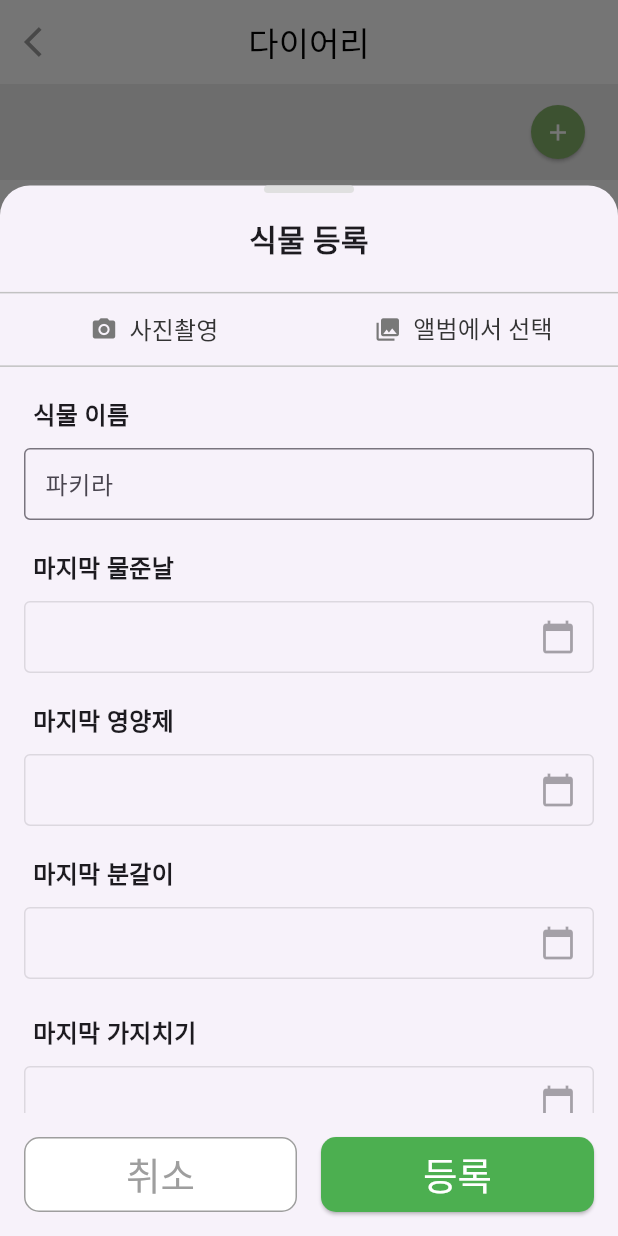
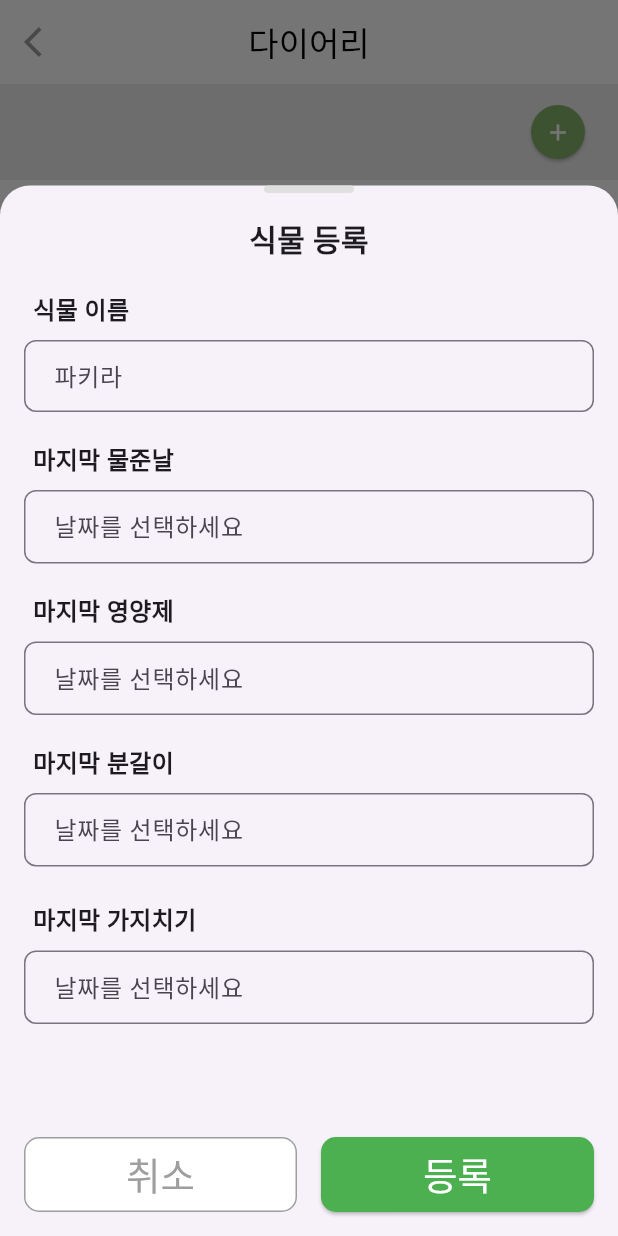
Before and after one commit to kimjaehui02/WonRoom, a Flutter app: the MyplantNull screen opened directly, after a tap on the "add" icon, on a phone screen of 412 x 824 dp. Run offline on Flutter 3.47's test engine with Material 3 defaults, Android fonts, the phone set to English and light mode, and no system bars; our stand-ins replace csv, dio, dropdown_button2, flutter_image_compress, flutter_local_notifications, flutter_secure_storage and 3 more; accounts and stored records are empty; network calls fail; Roboto replaces fonts that are missing (Pretendard); project files that could hold a hidden picture were left out.

Commit message:
오류수정

```diff
--- a/wonroom/lib/intro.dart
+++ b/wonroom/lib/intro.dart
@@ -2,6 +2,8 @@ import 'package:flutter/material.dart';
 import 'package:wonroom/index.dart';
 import 'package:wonroom/join.dart';
 import 'package:wonroom/login.dart';
+import 'package:wonroom/main.dart';
+import 'package:wonroom/splash.dart';
 
 class Intro extends StatelessWidget {
   const Intro({super.key});
@@ -67,6 +69,7 @@ class Intro extends StatelessWidget {
                   width: MediaQuery.of(context).size.width,
                   child: ElevatedButton(
                     onPressed: () {
+                      // showNotification();
                       // 로그인 버튼 클릭 시 동작
                       Navigator.push(
                         context,
--- a/wonroom/lib/myPlant.dart
+++ b/wonroom/lib/myPlant.dart
@@ -177,7 +177,7 @@ class _MyplantState extends State<Myplant> {
                   onTap: () {
                     // 수정하기 기능 추가
                     Navigator.pop(context);
-                    showPlantRegistrationModal(context);
+                    showPlantRegistrationModal(context, null);
                   },
                 ),
                 ListTile(
--- a/wonroom/lib/myPlantRegistration.dart
+++ b/wonroom/lib/myPlantRegistration.dart
@@ -1,89 +1,132 @@
 import 'package:flutter/material.dart';
-import 'package:image_picker/image_picker.dart';
-import 'package:http/http.dart' as http;
-import 'dart:convert';
-import 'dart:io';
+import 'package:intl/intl.dart';
+import 'package:wonroom/DB/plant_management_records/plant_management_records_service.dart';
+import 'package:wonroom/DB/user_plants/user_plants_model.dart';
+import 'package:wonroom/DB/user_plants/user_plants_service.dart';
+import 'package:wonroom/DB/plant_management_records/plant_management_model.dart';
+import 'package:wonroom/Flask/storage_manager.dart';
 
-import 'package:wonroom/DB/user_plants/user_plants_service.dart';
+// 관리 유형 Enum 정의
+// enum ManagementType { Watering, Pruning, Repotting, Fertilizing, Diagnosis }
 
-void showPlantRegistrationModal(BuildContext context) {
-  final UserPlantService _ups = new UserPlantService();
 
-  final picker = ImagePicker();
+void showPlantRegistrationModal(BuildContext context, Function? onRefresh) async {
+  final userPlantService = UserPlantService(); // UserPlantService 인스턴스 생성
+  final plantManagementService = PlantManagementService(); // PlantManagementService 인스턴스 생성
+  final StorageManager _sm = StorageManager();
+  final TextEditingController _plantNameController = TextEditingController(); // 식물 이름 입력 컨트롤러
 
+  final TextEditingController _lastWateredController = TextEditingController(); // 각 날짜별 컨트롤러
+  final TextEditingController _lastFertilizedController = TextEditingController();
+  final TextEditingController _lastRepottedController = TextEditingController();
+  final TextEditingController _lastPrunedController = TextEditingController();
+
+  DateTime? _lastWateredDate; // 마지막 물 준 날짜
+  DateTime? _lastFertilizedDate; // 마지막 영양제 준 날짜
+  DateTime? _lastRepottedDate; // 마지막 분갈이 날짜
+  DateTime? _lastPrunedDate; // 마지막 가지치기 날짜
+
+
+  void _registerPlant() async {
+    if (_plantNameController.text.isEmpty) {
+      print('식물 이름을 입력해주세요');
+      return;
+    }
+
+    String inputId = await _sm.getUserId() ?? "";
+
+    final userPlant = UserPlant(
+      userId: inputId.isNotEmpty ? inputId : 'defaultUserId',
+      catalogNumber: 0,
+      diaryTitle: _plantNameController.text,
+      nextWateringDate: _lastWateredDate ?? DateTime.now(),
+      createdAt: DateTime.now(),
+    );
+
+    try {
+      final int? plantId = await userPlantService.addPlantAndGetId(userPlant);
+
+      if (plantId == null) {
+        print('식물 등록 실패: ID를 얻지 못했습니다.');
+        return;
+      }
+
+      int newinput = plantId;
+
+      if (_lastWateredDate != null) {
+        await plantManagementService.addRecord(PlantManagementRecord(
+          catalogNumber: newinput, // catalogNumber 대신 newinput 사용
+          managementDate: _lastWateredDate!,
+          managementType: ManagementType.Watering,
+          details: 'Watering details',
+          plantId: newinput,
+        ));
+      }
+
+      if (_lastFertilizedDate != null) {
+        await plantManagementService.addRecord(PlantManagementRecord(
+          catalogNumber: newinput, // catalogNumber 대신 newinput 사용
+          managementDate: _lastFertilizedDate!,
+          managementType: ManagementType.Fertilizing,
+          details: 'Fertilizing details',
+          plantId: newinput,
+        ));
+      }
+
+      if (_lastRepottedDate != null) {
+        await plantManagementService.addRecord(PlantManagementRecord(
+          catalogNumber: newinput, // catalogNumber 대신 newinput 사용
+          managementDate: _lastRepottedDate!,
+          managementType: ManagementType.Repotting,
+          details: 'Repotting details',
+          plantId: newinput,
+        ));
+      }
+
+      if (_lastPrunedDate != null) {
+        await plantManagementService.addRecord(PlantManagementRecord(
+          catalogNumber: newinput, // catalogNumber 대신 newinput 사용
+          managementDate: _lastPrunedDate!,
+          managementType: ManagementType.Pruning,
+          details: 'Pruning details',
+          plantId: newinput,
+        ));
+      }
+
+      Navigator.pop(context);
+      if (onRefresh != null) {
+        onRefresh();
+      }
+      print('식물 등록 완료');
+    } catch (e) {
+      print('식물 등록 실패: $e');
+    }
+  }
+
+
+  // 모달을 화면에 표시
   showModalBottomSheet(
     context: context,
     isScrollControlled: true,
     shape: RoundedRectangleBorder(
-      borderRadius: BorderRadius.vertical(top: Radius.circular(20)),
+      borderRadius: BorderRadius.vertical(top: Radius.circular(20)), // 모달 상단 둥글게
     ),
     builder: (BuildContext context) {
       return Padding(
         padding: EdgeInsets.only(
-          bottom: MediaQuery.of(context).viewInsets.bottom,
+          bottom: MediaQuery.of(context).viewInsets.bottom, // 키보드가 있을 때 모달 위치 조정
         ),
         child: DraggableScrollableSheet(
           expand: false,
-          initialChildSize: 0.85,
-          maxChildSize: 0.9,
-          minChildSize: 0.5,
+          initialChildSize: 0.85, // 모달 초기 높이 비율
+          maxChildSize: 0.9, // 모달 최대 높이 비율
+          minChildSize: 0.5, // 모달 최소 높이 비율
           builder: (BuildContext context, ScrollController scrollController) {
-            return StatefulBuilder(
-              builder: (BuildContext context, StateSetter setState) {
-                File? _image;
-                String _plantName = '';
-                bool _isUploading = false;
-                TextEditingController _plantNameController = TextEditingController();
-
-                Future<void> _uploadImage(File image) async {
-                  setState(() {
-                    _isUploading = true;
-                  });
-
-                  try {
-                    final imageBytes = await image.readAsBytes();
-                    final base64Image = base64Encode(imageBytes);
-
-                    final response = await http.post(
-                      Uri.parse('https://2470-34-125-171-238.ngrok-free.app/plant_register'),
-                      headers: {'Content-Type': 'application/json'},
-                      body: json.encode({'image': base64Image}),
-                    );
-
-                    if (response.statusCode == 200) {
-                      final data = json.decode(response.body);
-                      setState(() {
-                        _plantName = data['plant_name'] ?? '알 수 없음';
-                        _plantNameController.text = _plantName; // Update text field
-                      });
-                    } else {
-                      print('API 호출 오류: ${response.statusCode}');
-                    }
-                  } catch (e) {
-                    print('API 호출 중 오류 발생: $e');
-                  } finally {
-                    setState(() {
-                      _isUploading = false;
-                    });
-                  }
-                }
-
-                Future<void> _pickImage(ImageSource source) async {
-                  final pickedFile = await picker.pickImage(source: source);
-                  if (pickedFile != null) {
-                    final selectedImage = File(pickedFile.path);
-                    setState(() {
-                      _image = selectedImage;
-                    });
-                    await _uploadImage(selectedImage);
-                  }
-                }
-
             return Column(
               children: [
                 Expanded(
                   child: SingleChildScrollView(
-                        controller: scrollController,
+                    controller: scrollController, // 스크롤 컨트롤러 연결
                     child: Column(
                       crossAxisAlignment: CrossAxisAlignment.start,
                       children: [
@@ -92,15 +135,15 @@ void showPlantRegistrationModal(BuildContext context) {
                             width: 60,
                             height: 5,
                             decoration: BoxDecoration(
-                                  color: Colors.grey[300],
-                                  borderRadius: BorderRadius.circular(10),
+                              color: Colors.grey[300], // 드래그 핸들 색상
+                              borderRadius: BorderRadius.circular(10), // 핸들 둥글게
                             ),
                           ),
                         ),
                         SizedBox(height: 16),
                         Center(
                           child: Text(
-                                '식물 등록',
+                            '식물 등록', // 제목
                             style: TextStyle(
                               fontSize: 20,
                               fontWeight: FontWeight.bold,
@@ -108,86 +151,53 @@ void showPlantRegistrationModal(BuildContext context) {
                           ),
                         ),
                         SizedBox(height: 20),
-                            Row(
-                              mainAxisAlignment: MainAxisAlignment.spaceEvenly,
-                              children: [
-                                _buildImageButton(
-                                  icon: Icons.camera_alt,
-                                  label: '사진촬영',
-                                  onPressed: _isUploading ? null : () => _pickImage(ImageSource.camera),
-                                ),
-                                _buildImageButton(
-                                  icon: Icons.photo_library,
-                                  label: '앨범에서 선택',
-                                  onPressed: _isUploading ? null : () => _pickImage(ImageSource.gallery),
-                                ),
-                              ],
-                            ),
-                            SizedBox(height: 20),
-                            if (_isUploading)
-                              Center(child: CircularProgressIndicator()),
-                            if (_image != null && !_isUploading) ...[
-                              Center(
-                                child: Stack(
-                                  children: [
-                                    Container(
-                                      width: 100,
-                                      height: 100,
-                                      decoration: BoxDecoration(
-                                        borderRadius: BorderRadius.circular(10),
-                                        image: DecorationImage(
-                                          image: FileImage(_image!),
-                                          fit: BoxFit.cover,
-                                        ),
-                                      ),
-                                    ),
-                                    Positioned(
-                                      right: 0,
-                                      top: 0,
-                                      child: IconButton(
-                                        icon: Icon(Icons.close, color: Colors.red),
-                                        onPressed: () {
-                                          setState(() {
-                                            _image = null;
-                                            _plantName = '';
-                                            _plantNameController.clear();
-                                          });
-                                        },
-                                      ),
-                                    ),
-                                  ],
-                                ),
-                              ),
-                              SizedBox(height: 20),
-                            ],
                         Padding(
                           padding: const EdgeInsets.symmetric(horizontal: 16.0),
                           child: _buildTextField(
                             controller: _plantNameController,
                             label: '식물 이름',
                             hintText: '파키라',
-                                enabled: !_isUploading,
                           ),
                         ),
                         SizedBox(height: 20),
                         Padding(
                           padding: const EdgeInsets.symmetric(horizontal: 16.0),
-                              child: _buildDatePicker(context, label: '마지막 물준날', enabled: !_isUploading),
+                          child: _buildDatePicker(
+                            context,
+                            label: '마지막 물준날',
+                            controller: _lastWateredController,
+                            onDateSelected: (date) => _lastWateredDate = date,
+                          ),
                         ),
                         SizedBox(height: 20),
                         Padding(
                           padding: const EdgeInsets.symmetric(horizontal: 16.0),
-                              child: _buildDatePicker(context, label: '마지막 영양제', enabled: !_isUploading),
+                          child: _buildDatePicker(
+                            context,
+                            label: '마지막 영양제',
+                            controller: _lastFertilizedController,
+                            onDateSelected: (date) => _lastFertilizedDate = date,
+                          ),
                         ),
                         SizedBox(height: 20),
                         Padding(
                           padding: const EdgeInsets.symmetric(horizontal: 16.0),
-                              child: _buildDatePicker(context, label: '마지막 분갈이', enabled: !_isUploading),
+                          child: _buildDatePicker(
+                            context,
+                            label: '마지막 분갈이',
+                            controller: _lastRepottedController,
+                            onDateSelected: (date) => _lastRepottedDate = date,
+                          ),
                         ),
                         SizedBox(height: 24),
                         Padding(
                           padding: const EdgeInsets.symmetric(horizontal: 16.0),
-                              child: _buildDatePicker(context, label: '마지막 가지치기', enabled: !_isUploading),
+                          child: _buildDatePicker(
+                            context,
+                            label: '마지막 가지치기',
+                            controller: _lastPrunedController,
+                            onDateSelected: (date) => _lastPrunedDate = date,
+                          ),
                         ),
                         SizedBox(height: 24),
                       ],
@@ -202,33 +212,31 @@ void showPlantRegistrationModal(BuildContext context) {
                       Expanded(
                         child: OutlinedButton(
                           onPressed: () {
-                                Navigator.pop(context);
+                            Navigator.pop(context); // 취소 버튼 클릭 시 모달 닫기
                           },
                           child: Text('취소', style: TextStyle(fontSize: 25)),
                           style: OutlinedButton.styleFrom(
                             foregroundColor: Colors.grey,
                             backgroundColor: Colors.white,
                             shape: RoundedRectangleBorder(
-                                  borderRadius: BorderRadius.circular(10),
+                              borderRadius: BorderRadius.circular(10), // 버튼 둥글게
                             ),
-                                side: BorderSide(color: Colors.grey),
-                                minimumSize: Size(150, 50),
+                            side: BorderSide(color: Colors.grey), // 버튼 테두리 색상
+                            minimumSize: Size(150, 50), // 버튼 크기
                           ),
                         ),
                       ),
                       SizedBox(width: 16),
                       Expanded(
                         child: ElevatedButton(
-                              onPressed: () {
-                                // Save or handle the final data here
-                              },
+                          onPressed: _registerPlant, // 등록 버튼 클릭 시 식물 등록 함수 호출
                           child: Text('등록', style: TextStyle(fontSize: 25, color: Colors.white)),
                           style: ElevatedButton.styleFrom(
                             backgroundColor: Colors.green,
                             shape: RoundedRectangleBorder(
-                                  borderRadius: BorderRadius.circular(10),
+                              borderRadius: BorderRadius.circular(10), // 버튼 둥글게
                             ),
-                                minimumSize: Size(150, 50),
+                            minimumSize: Size(150, 50), // 버튼 크기
                           ),
                         ),
                       ),
@@ -238,50 +246,18 @@ void showPlantRegistrationModal(BuildContext context) {
               ],
             );
           },
-            );
-          },
         ),
       );
     },
   );
 }
 
-Widget _buildImageButton({
-  required IconData icon,
-  required String label,
-  required VoidCallback? onPressed,
-}) {
-  return Expanded(
-    child: Container(
-      decoration: BoxDecoration(
-        border: Border(
-          top: BorderSide(color: Color(0xffc2c2c2)),
-          bottom: BorderSide(color: Color(0xffc2c2c2)),
-        ),
-      ),
-      child: TextButton.icon(
-        onPressed: onPressed,
-        icon: Icon(icon, color: Color(0xff787878)),
-        label: Text(
-          label,
-          style: TextStyle(
-            color: Color(0xff333333),
-            fontSize: 16,
-          ),
-        ),
-        style: TextButton.styleFrom(
-          padding: EdgeInsets.symmetric(vertical: 10),
-        ),
-      ),
-    ),
-  );
-}
 
+// 텍스트 필드를 생성하는 위젯
 Widget _buildTextField({
   required String label,
   required String hintText,
   required TextEditingController controller,
-  required bool enabled,
 }) {
   return Column(
     crossAxisAlignment: CrossAxisAlignment.start,
@@ -289,56 +265,72 @@ Widget _buildTextField({
       Padding(
         padding: const EdgeInsets.only(left: 6),
         child: Text(
-          label,
+          label, // 필드 레이블
           style: TextStyle(fontSize: 16, fontWeight: FontWeight.bold),
         ),
       ),
-      SizedBox(height: 10),
+      SizedBox(height: 8),
       TextField(
         controller: controller,
-        enabled: enabled,
         decoration: InputDecoration(
-          hintText: hintText,
-          border: OutlineInputBorder(),
-          contentPadding: EdgeInsets.symmetric(horizontal: 10, vertical: 5),
+          hintText: hintText, // 힌트 텍스트
+          border: OutlineInputBorder(
+            borderRadius: BorderRadius.circular(8),
+          ),
+          contentPadding: EdgeInsets.symmetric(horizontal: 16, vertical: 12),
         ),
       ),
     ],
   );
 }
 
-Widget _buildDatePicker(BuildContext context, {required String label, required bool enabled}) {
+// 날짜 선택기를 생성하는 위젯
+Widget _buildDatePicker(
+    BuildContext context, {
+      required String label,
+      required TextEditingController controller,
+      required void Function(DateTime) onDateSelected,
+    }) {
+  DateTime? _selectedDate;
+
   return Column(
     crossAxisAlignment: CrossAxisAlignment.start,
     children: [
       Padding(
         padding: const EdgeInsets.only(left: 6),
         child: Text(
-          label,
+          label, // 날짜 선택기 레이블
           style: TextStyle(fontSize: 16, fontWeight: FontWeight.bold),
         ),
       ),
-      SizedBox(height: 10),
+      SizedBox(height: 8),
       GestureDetector(
-        onTap: enabled ? () async {
-          final DateTime? selectedDate = await showDatePicker(
+        onTap: () async {
+          final DateTime? pickedDate = await showDatePicker(
             context: context,
-            initialDate: DateTime.now(),
-            firstDate: DateTime(2000),
-            lastDate: DateTime(2101),
+            initialDate: _selectedDate ?? DateTime.now(),
+            firstDate: DateTime(1900),
+            lastDate: DateTime(2100),
           );
-          if (selectedDate != null && selectedDate != DateTime.now()) {
-            // Handle date selection
+
+          if (pickedDate != null && pickedDate != _selectedDate) {
+            _selectedDate = pickedDate;
+            controller.text = DateFormat('yyyy-MM-dd').format(_selectedDate!); // 텍스트 필드 업데이트
+            onDateSelected(_selectedDate!); // 날짜 선택 처리
           }
-        } : null,
+        },
         child: AbsorbPointer(
           child: TextField(
+            controller: controller, // 컨트롤러 연결
             decoration: InputDecoration(
-              suffixIcon: Icon(Icons.calendar_today),
-              border: OutlineInputBorder(),
-              contentPadding: EdgeInsets.symmetric(horizontal: 10, vertical: 5),
+              hintText: controller.text.isNotEmpty
+                  ? controller.text
+                  : '날짜를 선택하세요', // 힌트 텍스트
+              border: OutlineInputBorder(
+                borderRadius: BorderRadius.circular(8),
               ),
-            enabled: false,
+              contentPadding: EdgeInsets.symmetric(horizontal: 16, vertical: 12),
+            ),
           ),
         ),
       ),
--- a/wonroom/lib/showFloatingActionModal.dart
+++ b/wonroom/lib/showFloatingActionModal.dart
@@ -12,7 +12,7 @@ import 'myPlantRegistration.dart';
 
 final ImagePicker _picker = ImagePicker();
 
-void showFloatingActionModal(BuildContext context)
+void showFloatingActionModal(BuildContext context, _initializeData)
 {
   showModalBottomSheet(
     context: context,
@@ -171,7 +171,7 @@ void showFloatingActionModal(BuildContext context)
             GestureDetector(
               onTap: () async {
                 Navigator.pop(context);
-                showPlantRegistrationModal(context);
+                showPlantRegistrationModal(context, _initializeData);
               },
               child: Padding(
                 padding: const EdgeInsets.symmetric(vertical: 16),
--- a/wonroom/lib/splash.dart
+++ b/wonroom/lib/splash.dart
@@ -1,4 +1,5 @@
 import 'package:flutter/material.dart';
+import 'package:flutter_local_notifications/flutter_local_notifications.dart';
 import 'package:wonroom/Splash/splash_functions.dart';
 import 'package:wonroom/index.dart';
 import 'package:wonroom/intro.dart';
@@ -26,6 +27,7 @@ class _SplashState extends State<Splash> with SingleTickerProviderStateMixin {
   @override
   void initState() {
     super.initState();
+
 
     // 애니메이션이 끝난 후 페이지 전환
     if(widget.data2 != null)
--- a/wonroom/pubspec.yaml
+++ b/wonroom/pubspec.yaml
@@ -46,6 +46,7 @@ dependencies:
   csv: ^6.0.0
   flutter_image_compress: ^1.1.0
   archive: ^3.2.0
+  flutter_local_notifications: ^17.2.2
 
 dev_dependencies:
   flutter_test:
```
Also changed, not shown: wonroom/lib/DB/user_plants/user_plants_service.dart (+84 -1 lines), wonroom/lib/DB/users/user_service.dart (+11 -1 lines), wonroom/lib/index.dart (+7 -73 lines), wonroom/lib/main.dart (+62 -42 lines), wonroom/lib/myPlantNull.dart (+50 -26 lines), wonroom/pubspec.lock, 6 other files. Lines whose indentation alone changed are shown as unchanged.
